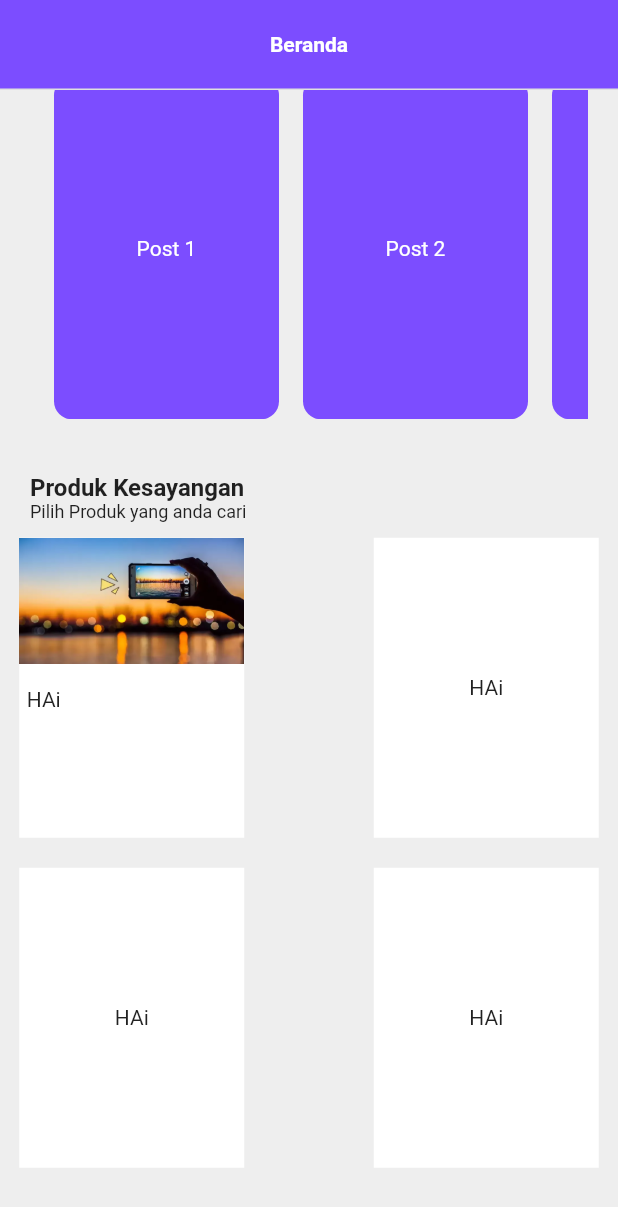
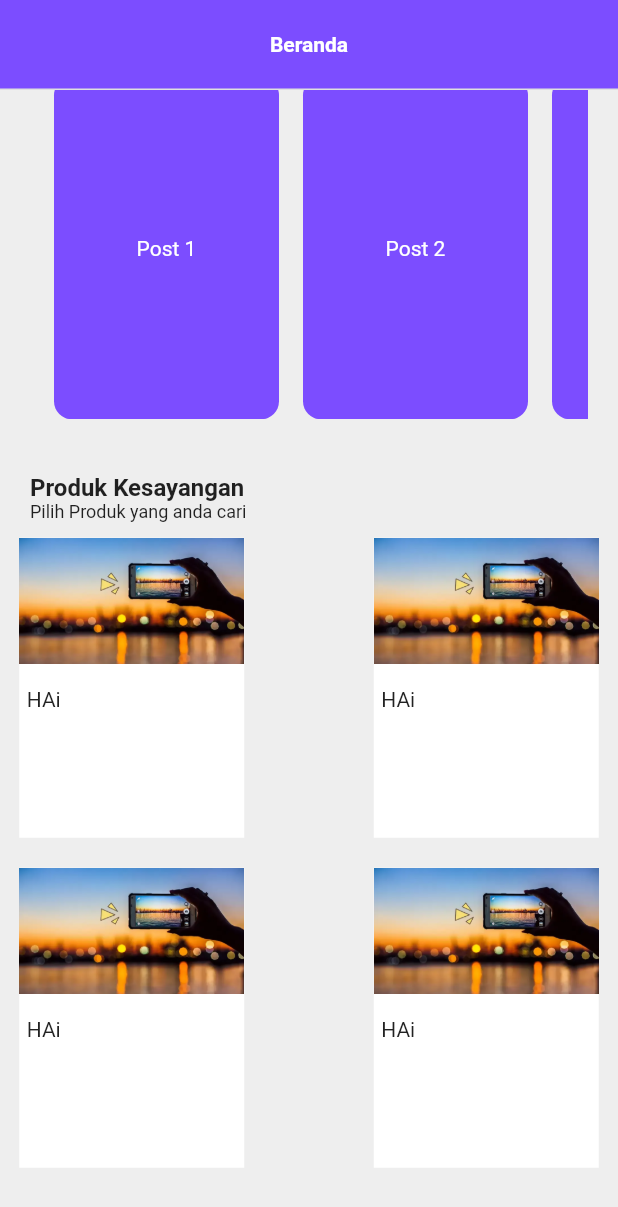
Before and after one commit to Tsaqif2221/ui_application, a Flutter app: the screen it shows after launch, scrolled down 576 dp, on a phone screen of 412 x 824 dp. Shown: the top 1207 px of the screen. Run offline on Flutter 3.47's test engine with Material 2 defaults, Android fonts, the phone set to English and light mode, and no system bars.

Commit message:
ui application

```diff
--- a/lib/home/home.dart
+++ b/lib/home/home.dart
@@ -344,10 +344,18 @@ class HomePage extends StatelessWidget {
                                       height: 200,
                                       width: 150,
                                       color: Colors.white,
-                                    child: Center(
-                                      child: Text("HAi"),
-                                    ),
-                                  ),
+                                      child: Stack(
+                                        children: [
+                                          Positioned(
+                                              child: Image.asset(
+                                            'assets/download.jpeg',
+                                          )),
+                                          Positioned(
+                                              top: 100,
+                                              left: 5,
+                                              child: Text("HAi")),
+                                        ],
+                                      )),
                                 ],
                               ),
                               SizedBox(height: 20),
@@ -359,10 +367,18 @@ class HomePage extends StatelessWidget {
                                       height: 200,
                                       width: 150,
                                       color: Colors.white,
-                                    child: Center(
-                                      child: Text("HAi"),
-                                    ),
-                                  ),
+                                      child: Stack(
+                                        children: [
+                                          Positioned(
+                                              child: Image.asset(
+                                            'assets/download.jpeg',
+                                          )),
+                                          Positioned(
+                                              top: 100,
+                                              left: 5,
+                                              child: Text("HAi")),
+                                        ],
+                                      )),
                                   SizedBox(
                                     width: 35,
                                   ),
@@ -370,10 +386,18 @@ class HomePage extends StatelessWidget {
                                       height: 200,
                                       width: 150,
                                       color: Colors.white,
-                                    child: Center(
-                                      child: Text("HAi"),
-                                    ),
-                                  ),
+                                      child: Stack(
+                                        children: [
+                                          Positioned(
+                                              child: Image.asset(
+                                            'assets/download.jpeg',
+                                          )),
+                                          Positioned(
+                                              top: 100,
+                                              left: 5,
+                                              child: Text("HAi")),
+                                        ],
+                                      )),
                                 ],
                               ),
                             ],
```
Lines whose indentation alone changed are shown as unchanged.
